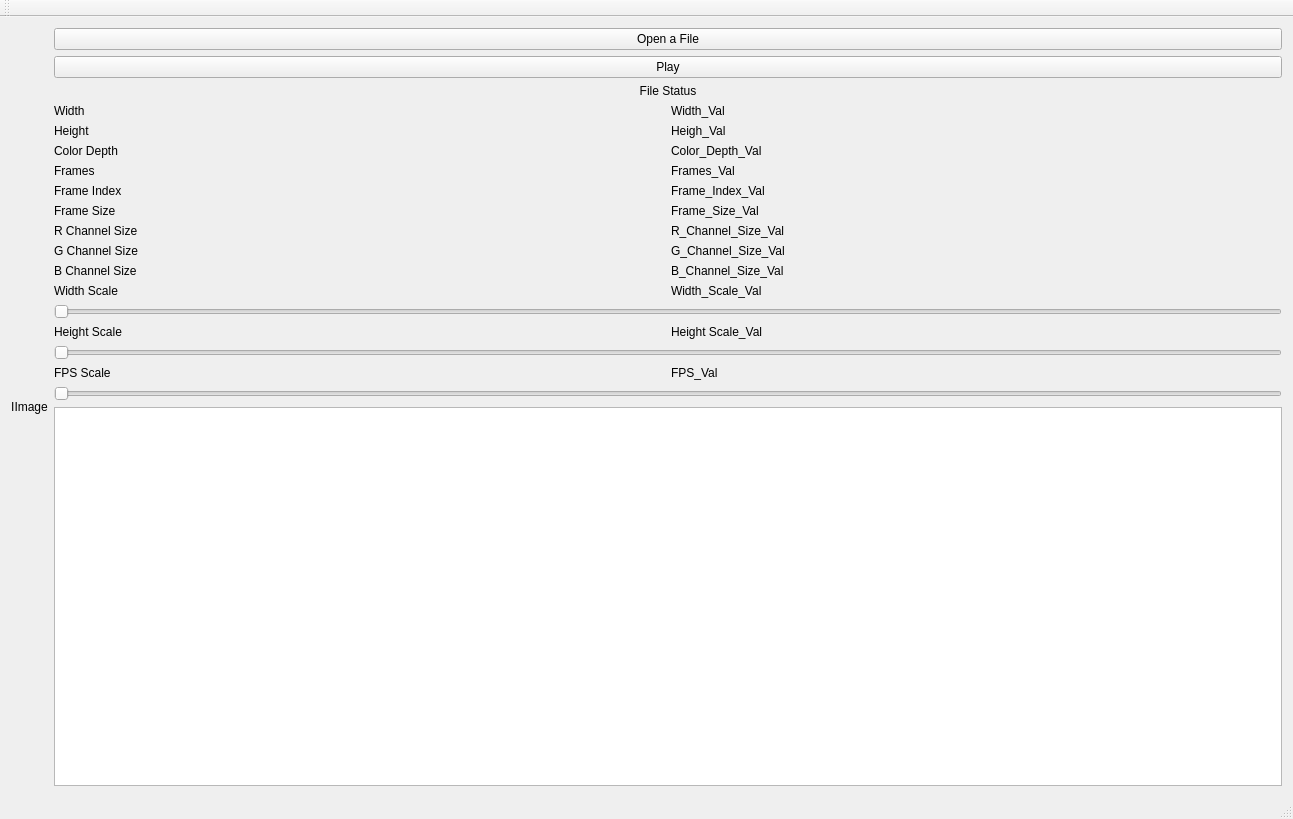
Above: Assignment 1/Assignment 1 Code/Assignment 1 Code/Assignment1Code.ui from jingyangcarl/CSCI576 before the change. Below: the same form after it.
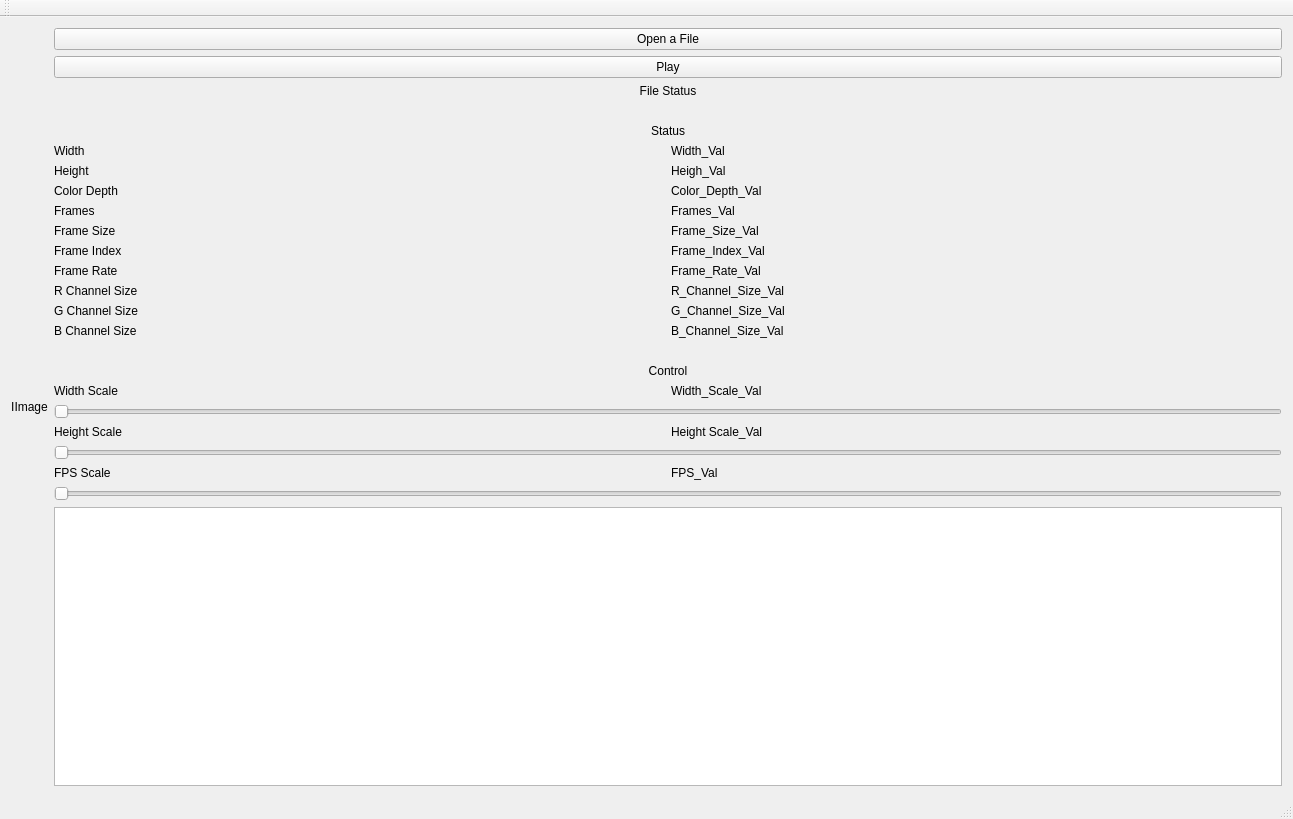
That is the form after the change.

Commit message: update frame rate

Patch:
```diff
--- a/Assignment 1/Assignment 1 Code/Assignment 1 Code/Assignment1Code.ui
+++ b/Assignment 1/Assignment 1 Code/Assignment 1 Code/Assignment1Code.ui
@@ -47,199 +47,247 @@
       </item>
       <item>
        <layout class="QGridLayout" name="gridLayout_2">
-        <item row="5" column="0">
-         <widget class="QLabel" name="label_frame_index">
+        <item row="0" column="0" colspan="2">
+         <widget class="QLabel" name="label_space_2">
           <property name="text">
-           <string>Frame Index</string>
+           <string/>
           </property>
          </widget>
         </item>
-        <item row="2" column="1">
-         <widget class="QLabel" name="label_color_depth_val">
+        <item row="11" column="1">
+         <widget class="QLabel" name="label_frame_rate_val">
           <property name="text">
-           <string>Color_Depth_Val</string>
+           <string>Frame_Rate_Val</string>
           </property>
          </widget>
         </item>
-        <item row="7" column="0">
-         <widget class="QLabel" name="label_frame_size">
+        <item row="12" column="1">
+         <widget class="QLabel" name="label_r_channel_size_val">
           <property name="text">
-           <string>Frame Size</string>
+           <string>R_Channel_Size_Val</string>
           </property>
          </widget>
         </item>
-        <item row="1" column="0">
+        <item row="3" column="0">
          <widget class="QLabel" name="label_height">
           <property name="text">
            <string>Height</string>
           </property>
          </widget>
         </item>
-        <item row="0" column="0">
+        <item row="13" column="0">
+         <widget class="QLabel" name="label_g_channel_size">
+          <property name="text">
+           <string>G Channel Size</string>
+          </property>
+         </widget>
+        </item>
+        <item row="2" column="0">
          <widget class="QLabel" name="label_width">
           <property name="text">
            <string>Width</string>
           </property>
          </widget>
         </item>
-        <item row="0" column="1">
-         <widget class="QLabel" name="label_width_val">
-          <property name="text">
-           <string>Width_Val</string>
-          </property>
-         </widget>
-        </item>
-        <item row="1" column="1">
-         <widget class="QLabel" name="label_height_val">
-          <property name="text">
-           <string>Heigh_Val</string>
-          </property>
-         </widget>
-        </item>
-        <item row="8" column="0">
-         <widget class="QLabel" name="label_r_channel_size">
-          <property name="text">
-           <string>R Channel Size</string>
-          </property>
-         </widget>
-        </item>
-        <item row="10" column="1">
-         <widget class="QLabel" name="label_b_channel_size_val">
-          <property name="text">
-           <string>B_Channel_Size_Val</string>
-          </property>
-         </widget>
-        </item>
-        <item row="9" column="1">
+        <item row="13" column="1">
          <widget class="QLabel" name="label_g_channel_size_val">
           <property name="text">
            <string>G_Channel_Size_Val</string>
           </property>
          </widget>
         </item>
-        <item row="7" column="1">
-         <widget class="QLabel" name="label_frame_size_val">
-          <property name="text">
-           <string>Frame_Size_Val</string>
-          </property>
-         </widget>
-        </item>
-        <item row="5" column="1">
-         <widget class="QLabel" name="label_frame_index_val">
-          <property name="text">
-           <string>Frame_Index_Val</string>
-          </property>
-         </widget>
-        </item>
-        <item row="10" column="0">
+        <item row="14" column="0">
          <widget class="QLabel" name="label_b_channel_size">
           <property name="text">
            <string>B Channel Size</string>
           </property>
          </widget>
         </item>
-        <item row="2" column="0">
-         <widget class="QLabel" name="label_color_depth">
+        <item row="4" column="1">
+         <widget class="QLabel" name="label_color_depth_val">
           <property name="text">
-           <string>Color Depth</string>
+           <string>Color_Depth_Val</string>
           </property>
          </widget>
         </item>
-        <item row="9" column="0">
-         <widget class="QLabel" name="label_g_channel_size">
-          <property name="text">
-           <string>G Channel Size</string>
-          </property>
-         </widget>
-        </item>
-        <item row="8" column="1">
-         <widget class="QLabel" name="label_r_channel_size_val">
-          <property name="text">
-           <string>R_Channel_Size_Val</string>
-          </property>
-         </widget>
-        </item>
-        <item row="3" column="0">
+        <item row="5" column="0">
          <widget class="QLabel" name="label_frames">
           <property name="text">
            <string>Frames</string>
           </property>
          </widget>
         </item>
-        <item row="3" column="1">
+        <item row="12" column="0">
+         <widget class="QLabel" name="label_r_channel_size">
+          <property name="text">
+           <string>R Channel Size</string>
+          </property>
+         </widget>
+        </item>
+        <item row="14" column="1">
+         <widget class="QLabel" name="label_b_channel_size_val">
+          <property name="text">
+           <string>B_Channel_Size_Val</string>
+          </property>
+         </widget>
+        </item>
+        <item row="1" column="0" colspan="2">
+         <widget class="QLabel" name="label_status_2">
+          <property name="text">
+           <string>Status</string>
+          </property>
+          <property name="alignment">
+           <set>Qt::AlignCenter</set>
+          </property>
+         </widget>
+        </item>
+        <item row="4" column="0">
+         <widget class="QLabel" name="label_color_depth">
+          <property name="text">
+           <string>Color Depth</string>
+          </property>
+         </widget>
+        </item>
+        <item row="8" column="1">
+         <widget class="QLabel" name="label_frame_index_val">
+          <property name="text">
+           <string>Frame_Index_Val</string>
+          </property>
+         </widget>
+        </item>
+        <item row="5" column="1">
          <widget class="QLabel" name="label_frames_val">
           <property name="text">
            <string>Frames_Val</string>
           </property>
          </widget>
         </item>
+        <item row="2" column="1">
+         <widget class="QLabel" name="label_width_val">
+          <property name="text">
+           <string>Width_Val</string>
+          </property>
+         </widget>
+        </item>
+        <item row="8" column="0">
+         <widget class="QLabel" name="label_frame_index">
+          <property name="text">
+           <string>Frame Index</string>
+          </property>
+         </widget>
+        </item>
+        <item row="3" column="1">
+         <widget class="QLabel" name="label_height_val">
+          <property name="text">
+           <string>Heigh_Val</string>
+          </property>
+         </widget>
+        </item>
+        <item row="11" column="0">
+         <widget class="QLabel" name="label_frame_rate">
+          <property name="text">
+           <string>Frame Rate</string>
+          </property>
+         </widget>
+        </item>
+        <item row="7" column="0">
+         <widget class="QLabel" name="label_frame_size">
+          <property name="text">
+           <string>Frame Size</string>
+          </property>
+         </widget>
+        </item>
+        <item row="7" column="1">
+         <widget class="QLabel" name="label_frame_size_val">
+          <property name="text">
+           <string>Frame_Size_Val</string>
+          </property>
+         </widget>
+        </item>
        </layout>
       </item>
       <item>
        <layout class="QGridLayout" name="gridLayout_3">
-        <item row="3" column="1">
-         <widget class="QLabel" name="label_height_scale_val">
-          <property name="text">
-           <string>Height Scale_Val</string>
+        <item row="9" column="0" colspan="2">
+         <widget class="QSlider" name="horizontalSlider_height_scale">
+          <property name="orientation">
+           <enum>Qt::Horizontal</enum>
           </property>
          </widget>
         </item>
-        <item row="0" column="1">
-         <widget class="QLabel" name="label_width_scale_val">
-          <property name="text">
-           <string>Width_Scale_Val</string>
+        <item row="4" column="0" colspan="2">
+         <widget class="QSlider" name="horizontalSlider_width_scale">
+          <property name="orientation">
+           <enum>Qt::Horizontal</enum>
           </property>
          </widget>
         </item>
-        <item row="3" column="0">
+        <item row="5" column="0">
          <widget class="QLabel" name="label_height_scale">
           <property name="text">
            <string>Height Scale</string>
           </property>
          </widget>
         </item>
-        <item row="8" column="0">
+        <item row="10" column="0">
          <widget class="QLabel" name="label_fps_scale">
           <property name="text">
            <string>FPS Scale</string>
           </property>
          </widget>
         </item>
-        <item row="7" column="0" colspan="2">
-         <widget class="QSlider" name="horizontalSlider_height_scale">
-          <property name="orientation">
-           <enum>Qt::Horizontal</enum>
-          </property>
-         </widget>
-        </item>
-        <item row="8" column="1">
+        <item row="10" column="1">
          <widget class="QLabel" name="label_fps_scale_val">
           <property name="text">
            <string>FPS_Val</string>
           </property>
          </widget>
         </item>
-        <item row="9" column="0" colspan="2">
+        <item row="5" column="1">
+         <widget class="QLabel" name="label_height_scale_val">
+          <property name="text">
+           <string>Height Scale_Val</string>
+          </property>
+         </widget>
+        </item>
+        <item row="2" column="1">
+         <widget class="QLabel" name="label_width_scale_val">
+          <property name="text">
+           <string>Width_Scale_Val</string>
+          </property>
+         </widget>
+        </item>
+        <item row="1" column="0" colspan="2">
+         <widget class="QLabel" name="label_control">
+          <property name="text">
+           <string>Control</string>
+          </property>
+          <property name="alignment">
+           <set>Qt::AlignCenter</set>
+          </property>
+         </widget>
+        </item>
+        <item row="11" column="0" colspan="2">
          <widget class="QSlider" name="horizontalSlider_fps_scale">
           <property name="orientation">
            <enum>Qt::Horizontal</enum>
           </property>
          </widget>
         </item>
-        <item row="2" column="0" colspan="2">
-         <widget class="QSlider" name="horizontalSlider_width_scale">
-          <property name="orientation">
-           <enum>Qt::Horizontal</enum>
-          </property>
-         </widget>
-        </item>
-        <item row="0" column="0">
+        <item row="2" column="0">
          <widget class="QLabel" name="label_width_scale">
           <property name="text">
            <string>Width Scale</string>
           </property>
          </widget>
         </item>
+        <item row="0" column="0">
+         <widget class="QLabel" name="label_space">
+          <property name="text">
+           <string/>
+          </property>
+         </widget>
+        </item>
        </layout>
       </item>
       <item>
```
The commit also changes 21 other files.
